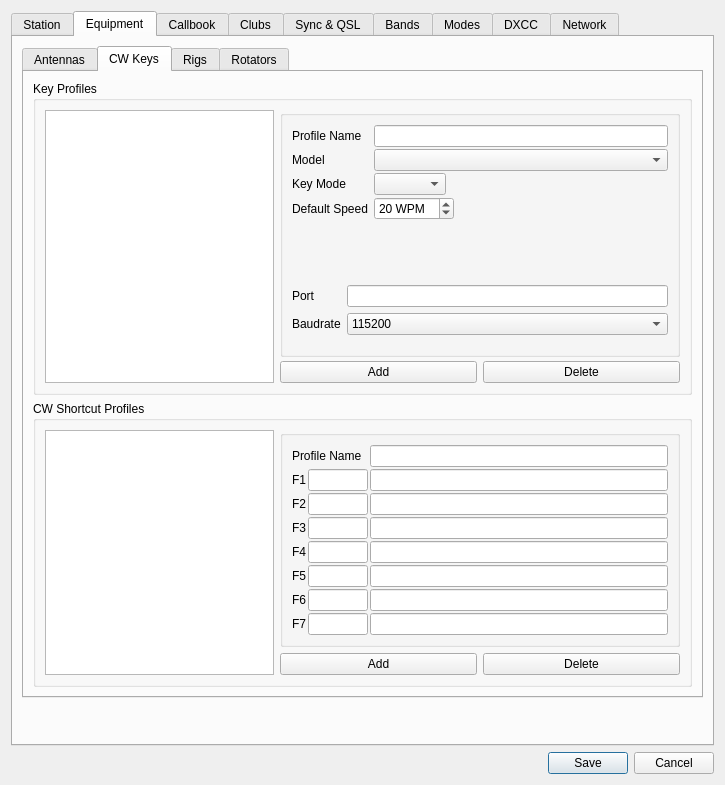
First picture: the form in ui/SettingsDialog.ui, repository k5mcd/QLog, before the edit.
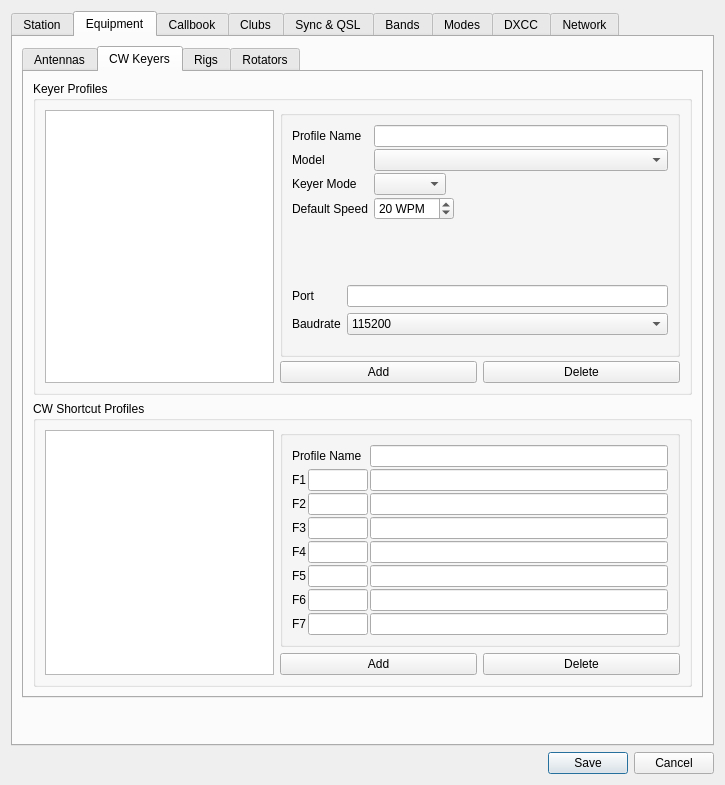
Second picture: the form after the edit. The open tabs and pages were chosen to show the change. Icons and pictures are not drawn.

Commit message: Change UI Key to Keyer

The edit to the form file:
```diff
--- a/ui/SettingsDialog.ui
+++ b/ui/SettingsDialog.ui
@@ -420,13 +420,13 @@
          </widget>
          <widget class="QWidget" name="cwTab">
           <attribute name="title">
-           <string>CW Keys</string>
+           <string>CW Keyers</string>
           </attribute>
           <layout class="QVBoxLayout" name="verticalLayout_8">
            <item>
             <widget class="QGroupBox" name="cwProfileGroup">
              <property name="title">
-              <string>Key Profiles</string>
+              <string>Keyer Profiles</string>
              </property>
              <layout class="QGridLayout" name="gridLayout_8">
               <property name="horizontalSpacing">
@@ -499,7 +499,7 @@
                  <item row="2" column="0">
                   <widget class="QLabel" name="label_3">
                    <property name="text">
-                    <string>Key Mode</string>
+                    <string>Keyer Mode</string>
                    </property>
                   </widget>
                  </item>
```
Left out of the diff: 6 changed lines with no effect on the pictures. The commit also changes 9 other files.
